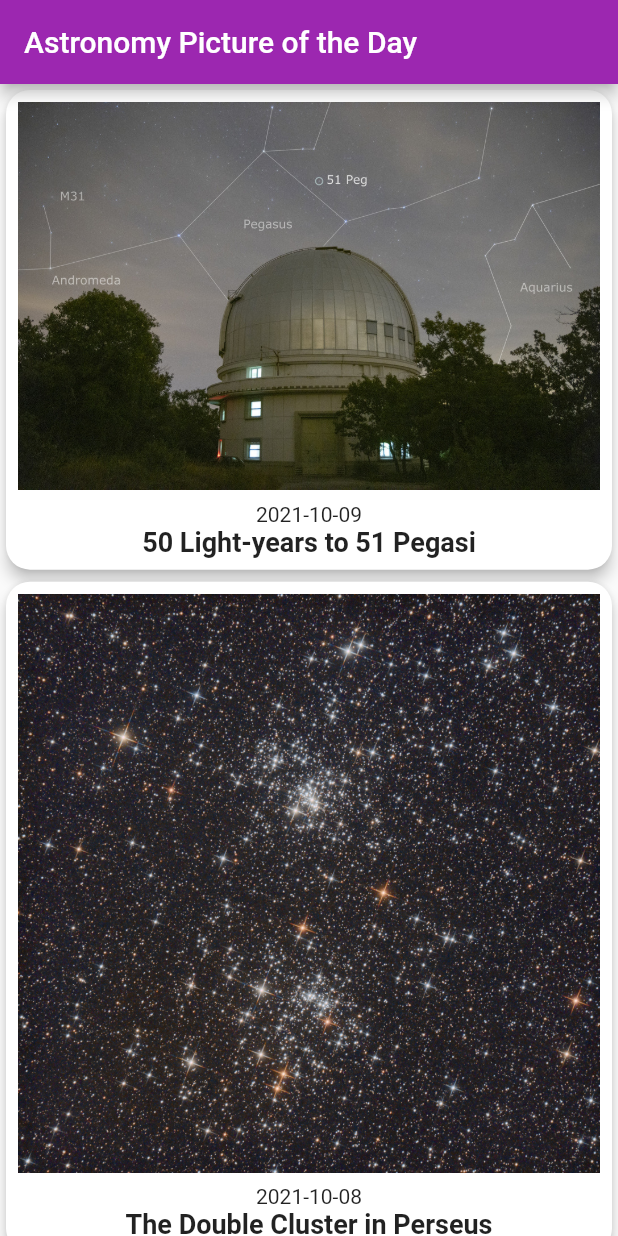
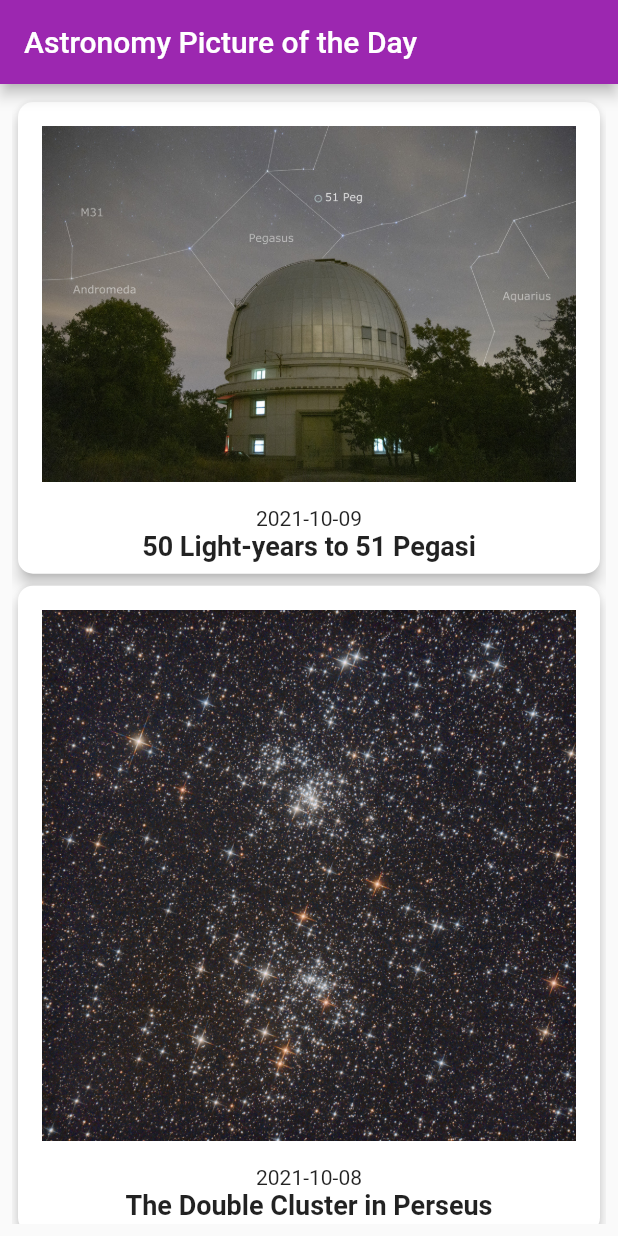
Before and after one commit to fullmers/Flutter-Apprentice-Book-Club, a Flutter app: the screen it shows after launch, on a phone screen of 412 x 824 dp. Run offline on Flutter 3.47's test engine with Material 2 defaults, Android fonts, the phone set to English and light mode, and no system bars.

Commit message:
add some padding

```diff
--- a/lib/home_page.dart
+++ b/lib/home_page.dart
@@ -20,17 +20,21 @@ class _HomePageState extends State<HomePage> {
         title: Text(widget.title),
       ),
       body: SafeArea(
+        child: Padding(
+          padding: const EdgeInsets.all(8.0),
           child: ListView.builder(
             itemCount: Apod.samples.length,
             itemBuilder: (BuildContext context, int index) {
               return GestureDetector(
                   onTap: () {
-                  Navigator.push(context, MaterialPageRoute(builder: (context) {
+                    Navigator.push(context,
+                        MaterialPageRoute(builder: (context) {
                       return (ApodDetail(apod: Apod.samples[index]));
                     }));
                   },
                   child: _buildApodCard(Apod.samples[index]));
             },
+          ),
         ),
       ),
     );
@@ -41,11 +45,11 @@ class _HomePageState extends State<HomePage> {
         apod.mediaType == MediaType.image ? apod.url! : apod.thumb!;
     return Card(
       elevation: 4,
-      shape: RoundedRectangleBorder(borderRadius: BorderRadius.circular(16.0)),
+      shape: RoundedRectangleBorder(borderRadius: BorderRadius.circular(10.0)),
       child: Column(
         children: [
           Padding(
-            padding: const EdgeInsets.all(8.0),
+            padding: const EdgeInsets.all(16.0),
             child: Image(
               image: AssetImage(imageToShow),
             ),
```
Lines whose indentation alone changed are shown as unchanged.
